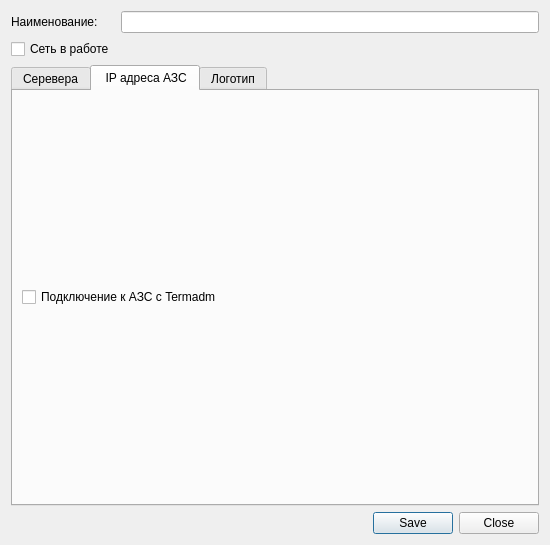
Qt form NetworkAzs/editnetworkazsdialog.ui (rust3128/Vykrutka) before a commit.
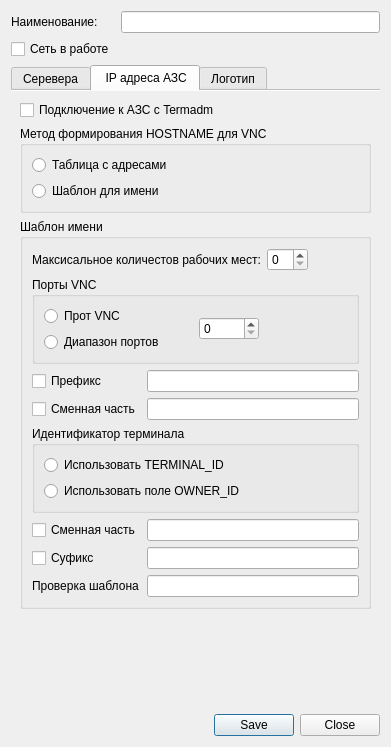
The same form after that commit. The open tabs and pages were chosen to show the change. Icons and pictures are not drawn.

Commit message: Template HostName

Patch:
```diff
--- a/NetworkAzs/editnetworkazsdialog.ui
+++ b/NetworkAzs/editnetworkazsdialog.ui
@@ -6,14 +6,24 @@
    <rect>
     <x>0</x>
     <y>0</y>
-    <width>550</width>
-    <height>545</height>
+    <width>391</width>
+    <height>747</height>
    </rect>
   </property>
   <property name="windowTitle">
    <string>Dialog</string>
   </property>
   <layout class="QGridLayout" name="gridLayout">
+   <item row="3" column="0" colspan="3">
+    <widget class="QDialogButtonBox" name="buttonBox">
+     <property name="standardButtons">
+      <set>QDialogButtonBox::Close|QDialogButtonBox::Save</set>
+     </property>
+    </widget>
+   </item>
+   <item row="0" column="2">
+    <widget class="QLineEdit" name="lineEditName"/>
+   </item>
    <item row="0" column="0">
     <widget class="QLabel" name="label">
      <property name="text">
@@ -21,9 +31,6 @@
      </property>
     </widget>
    </item>
-   <item row="0" column="2">
-    <widget class="QLineEdit" name="lineEditName"/>
-   </item>
    <item row="1" column="0" colspan="2">
     <widget class="QCheckBox" name="checkBoxIsActive">
      <property name="text">
@@ -31,28 +38,274 @@
      </property>
     </widget>
    </item>
-   <item row="3" column="1" colspan="2">
-    <widget class="QDialogButtonBox" name="buttonBox">
-     <property name="standardButtons">
-      <set>QDialogButtonBox::Close|QDialogButtonBox::Save</set>
-     </property>
-    </widget>
-   </item>
    <item row="2" column="0" colspan="3">
     <widget class="QTabWidget" name="tabWidget">
      <property name="currentIndex">
-      <number>0</number>
+      <number>1</number>
+     </property>
+     <property name="documentMode">
+      <bool>true</bool>
      </property>
      <widget class="QWidget" name="tabServers">
       <attribute name="title">
        <string>Серевера</string>
       </attribute>
+      <layout class="QGridLayout" name="gridLayout_10">
+       <item row="0" column="0">
+        <widget class="QGroupBox" name="groupBox_5">
+         <property name="title">
+          <string>Центральная База данных</string>
+         </property>
+         <layout class="QGridLayout" name="gridLayout_8">
+          <item row="0" column="0">
+           <layout class="QHBoxLayout" name="horizontalLayout_2">
+            <item>
+             <widget class="QLabel" name="label_3">
+              <property name="text">
+               <string>Имя сервера:</string>
+              </property>
+             </widget>
+            </item>
+            <item>
+             <widget class="QLineEdit" name="lineEditDBCenterServer"/>
+            </item>
+            <item>
+             <widget class="QLabel" name="label_4">
+              <property name="text">
+               <string>Порт:</string>
+              </property>
+             </widget>
+            </item>
+            <item>
+             <widget class="QLineEdit" name="lineEditDBCenterPort"/>
+            </item>
+           </layout>
+          </item>
+          <item row="1" column="0">
+           <layout class="QHBoxLayout" name="horizontalLayout_4">
+            <item>
+             <widget class="QLabel" name="label_6">
+              <property name="text">
+               <string>Файл базы данных</string>
+              </property>
+             </widget>
+            </item>
+            <item>
+             <widget class="QLineEdit" name="lineEditDBCenterFileDB"/>
+            </item>
+           </layout>
+          </item>
+          <item row="2" column="0">
+           <layout class="QHBoxLayout" name="horizontalLayout_3">
+            <item>
+             <widget class="QLabel" name="label_7">
+              <property name="text">
+               <string>Пользователь:</string>
+              </property>
+             </widget>
+            </item>
+            <item>
+             <widget class="QLineEdit" name="lineEditDBCenterUser"/>
+            </item>
+            <item>
+             <widget class="QLabel" name="label_8">
+              <property name="text">
+               <string>Пароль:</string>
+              </property>
+             </widget>
+            </item>
+            <item>
+             <widget class="QLineEdit" name="lineEditDBCenterPass"/>
+            </item>
+           </layout>
+          </item>
+          <item row="3" column="0">
+           <widget class="QPushButton" name="pushButtonDBCenterTest">
+            <property name="text">
+             <string>Проверка доступности</string>
+            </property>
+           </widget>
+          </item>
+         </layout>
+        </widget>
+       </item>
+       <item row="1" column="0">
+        <widget class="QGroupBox" name="groupBox_6">
+         <property name="title">
+          <string>Терминальные сервера</string>
+         </property>
+         <layout class="QGridLayout" name="gridLayout_9">
+          <item row="0" column="0">
+           <widget class="QTableView" name="tableView"/>
+          </item>
+          <item row="0" column="1" alignment="Qt::AlignTop">
+           <widget class="QToolButton" name="toolButton_2">
+            <property name="text">
+             <string>...</string>
+            </property>
+           </widget>
+          </item>
+         </layout>
+        </widget>
+       </item>
+      </layout>
      </widget>
      <widget class="QWidget" name="tabConn2Azs">
       <attribute name="title">
        <string> IP адреса АЗС</string>
       </attribute>
-      <layout class="QGridLayout" name="gridLayout_3">
+      <layout class="QGridLayout" name="gridLayout_7">
+       <item row="2" column="0">
+        <widget class="QGroupBox" name="groupBoxTemplateGen">
+         <property name="title">
+          <string>Шаблон имени</string>
+         </property>
+         <layout class="QGridLayout" name="gridLayout_6">
+          <item row="0" column="0" colspan="2">
+           <layout class="QHBoxLayout" name="horizontalLayout">
+            <item>
+             <widget class="QLabel" name="label_5">
+              <property name="text">
+               <string>Максисальное количестов рабочих мест:</string>
+              </property>
+              <property name="wordWrap">
+               <bool>false</bool>
+              </property>
+             </widget>
+            </item>
+            <item>
+             <widget class="QSpinBox" name="spinBox_4"/>
+            </item>
+            <item>
+             <spacer name="horizontalSpacer">
+              <property name="orientation">
+               <enum>Qt::Horizontal</enum>
+              </property>
+              <property name="sizeHint" stdset="0">
+               <size>
+                <width>40</width>
+                <height>20</height>
+               </size>
+              </property>
+             </spacer>
+            </item>
+           </layout>
+          </item>
+          <item row="1" column="0" colspan="2">
+           <widget class="QGroupBox" name="groupBox_3">
+            <property name="title">
+             <string>Порты VNC</string>
+            </property>
+            <layout class="QGridLayout" name="gridLayout_5">
+             <item row="0" column="0">
+              <widget class="QRadioButton" name="radioButton_5">
+               <property name="text">
+                <string>Прот VNC</string>
+               </property>
+              </widget>
+             </item>
+             <item row="0" column="1" rowspan="2" alignment="Qt::AlignLeft">
+              <widget class="QSpinBox" name="spinBox_5">
+               <property name="minimumSize">
+                <size>
+                 <width>60</width>
+                 <height>0</height>
+                </size>
+               </property>
+               <property name="maximumSize">
+                <size>
+                 <width>60</width>
+                 <height>16777215</height>
+                </size>
+               </property>
+              </widget>
+             </item>
+             <item row="1" column="0">
+              <widget class="QRadioButton" name="radioButton_6">
+               <property name="text">
+                <string>Диапазон портов</string>
+               </property>
+              </widget>
+             </item>
+            </layout>
+           </widget>
+          </item>
+          <item row="2" column="0">
+           <widget class="QCheckBox" name="checkBox">
+            <property name="text">
+             <string>Префикс</string>
+            </property>
+           </widget>
+          </item>
+          <item row="2" column="1">
+           <widget class="QLineEdit" name="lineEdit_2"/>
+          </item>
+          <item row="3" column="0">
+           <widget class="QCheckBox" name="checkBox_3">
+            <property name="text">
+             <string>Сменная часть</string>
+            </property>
+           </widget>
+          </item>
+          <item row="3" column="1">
+           <widget class="QLineEdit" name="lineEdit_4"/>
+          </item>
+          <item row="4" column="0" colspan="2">
+           <widget class="QGroupBox" name="groupBox_2">
+            <property name="title">
+             <string>Идентификатор терминала</string>
+            </property>
+            <layout class="QGridLayout" name="gridLayout_3">
+             <item row="0" column="0">
+              <widget class="QRadioButton" name="radioButton_3">
+               <property name="text">
+                <string>Использовать TERMINAL_ID</string>
+               </property>
+              </widget>
+             </item>
+             <item row="1" column="0">
+              <widget class="QRadioButton" name="radioButton_4">
+               <property name="text">
+                <string>Использовать поле OWNER_ID</string>
+               </property>
+              </widget>
+             </item>
+            </layout>
+           </widget>
+          </item>
+          <item row="5" column="0">
+           <widget class="QCheckBox" name="checkBox_4">
+            <property name="text">
+             <string>Сменная часть</string>
+            </property>
+           </widget>
+          </item>
+          <item row="5" column="1">
+           <widget class="QLineEdit" name="lineEdit_5"/>
+          </item>
+          <item row="6" column="0">
+           <widget class="QCheckBox" name="checkBox_2">
+            <property name="text">
+             <string>Суфикс</string>
+            </property>
+           </widget>
+          </item>
+          <item row="6" column="1">
+           <widget class="QLineEdit" name="lineEdit_3"/>
+          </item>
+          <item row="7" column="1">
+           <widget class="QLineEdit" name="lineEdit"/>
+          </item>
+          <item row="7" column="0">
+           <widget class="QLabel" name="label_2">
+            <property name="text">
+             <string>Проверка шаблона</string>
+            </property>
+           </widget>
+          </item>
+         </layout>
+        </widget>
+       </item>
        <item row="0" column="0">
         <widget class="QCheckBox" name="checkBoxConnectFromTerm">
          <property name="text">
@@ -60,6 +313,42 @@
          </property>
         </widget>
        </item>
+       <item row="1" column="0">
+        <widget class="QGroupBox" name="groupBox">
+         <property name="title">
+          <string>Метод формирования HOSTNAME для VNC</string>
+         </property>
+         <layout class="QGridLayout" name="gridLayout_4">
+          <item row="0" column="0">
+           <widget class="QRadioButton" name="radioButtonUseTable">
+            <property name="text">
+             <string>Таблица с адресами</string>
+            </property>
+           </widget>
+          </item>
+          <item row="1" column="0">
+           <widget class="QRadioButton" name="radioButtonUseTemplate">
+            <property name="text">
+             <string>Шаблон для имени</string>
+            </property>
+           </widget>
+          </item>
+         </layout>
+        </widget>
+       </item>
+       <item row="3" column="0">
+        <spacer name="verticalSpacer">
+         <property name="orientation">
+          <enum>Qt::Vertical</enum>
+         </property>
+         <property name="sizeHint" stdset="0">
+          <size>
+           <width>20</width>
+           <height>40</height>
+          </size>
+         </property>
+        </spacer>
+       </item>
       </layout>
      </widget>
      <widget class="QWidget" name="tabLogo">
@@ -76,7 +365,7 @@
           <string>Загрузить логотип</string>
          </property>
          <property name="icon">
-          <iconset resource="resource.qrc">
+          <iconset resource="../resource.qrc">
            <normaloff>:/Images/folder_48_icon.png</normaloff>:/Images/folder_48_icon.png</iconset>
          </property>
          <property name="toolButtonStyle">
```
Left out of the diff: 2 changed lines with no effect on the pictures. The commit also changes 16 other files.
